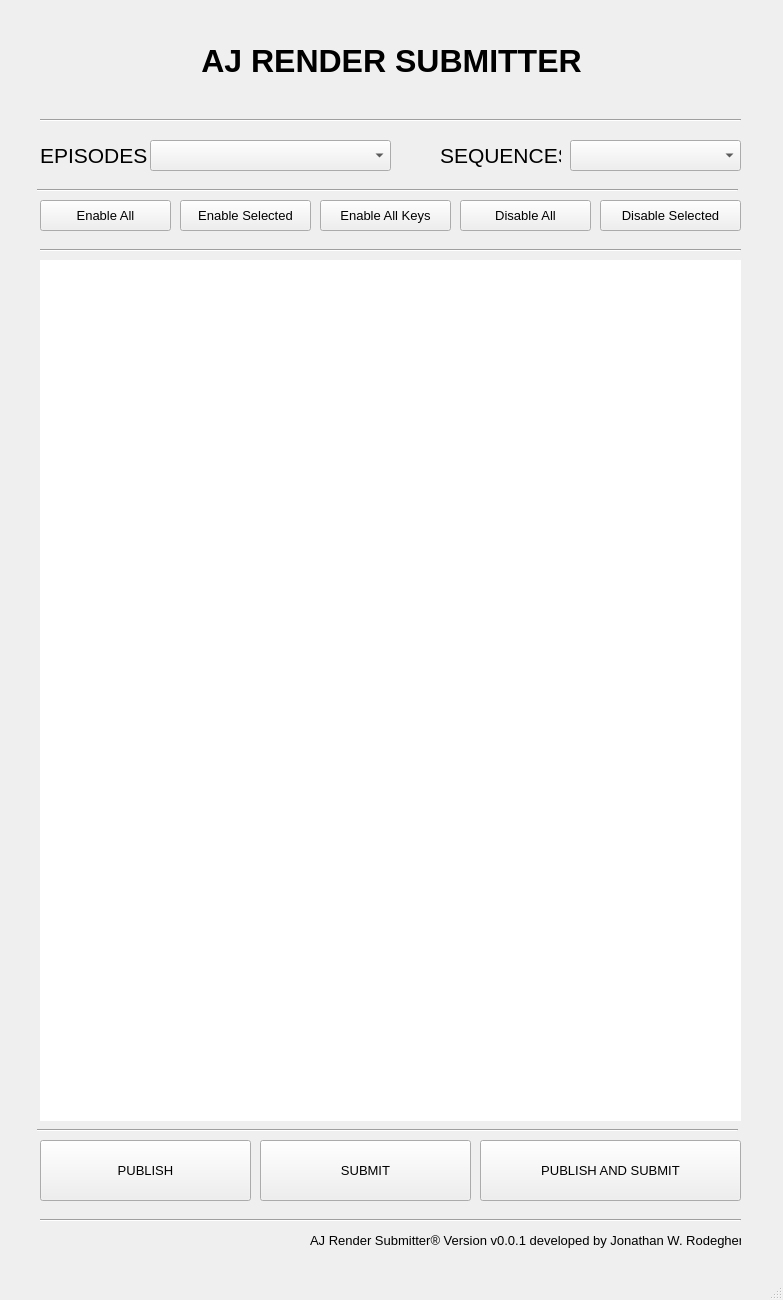
The window that rendersubmit_ui.ui (JonnhyRDG/rendersubmit) describes before a commit, drawn with Qt 5.
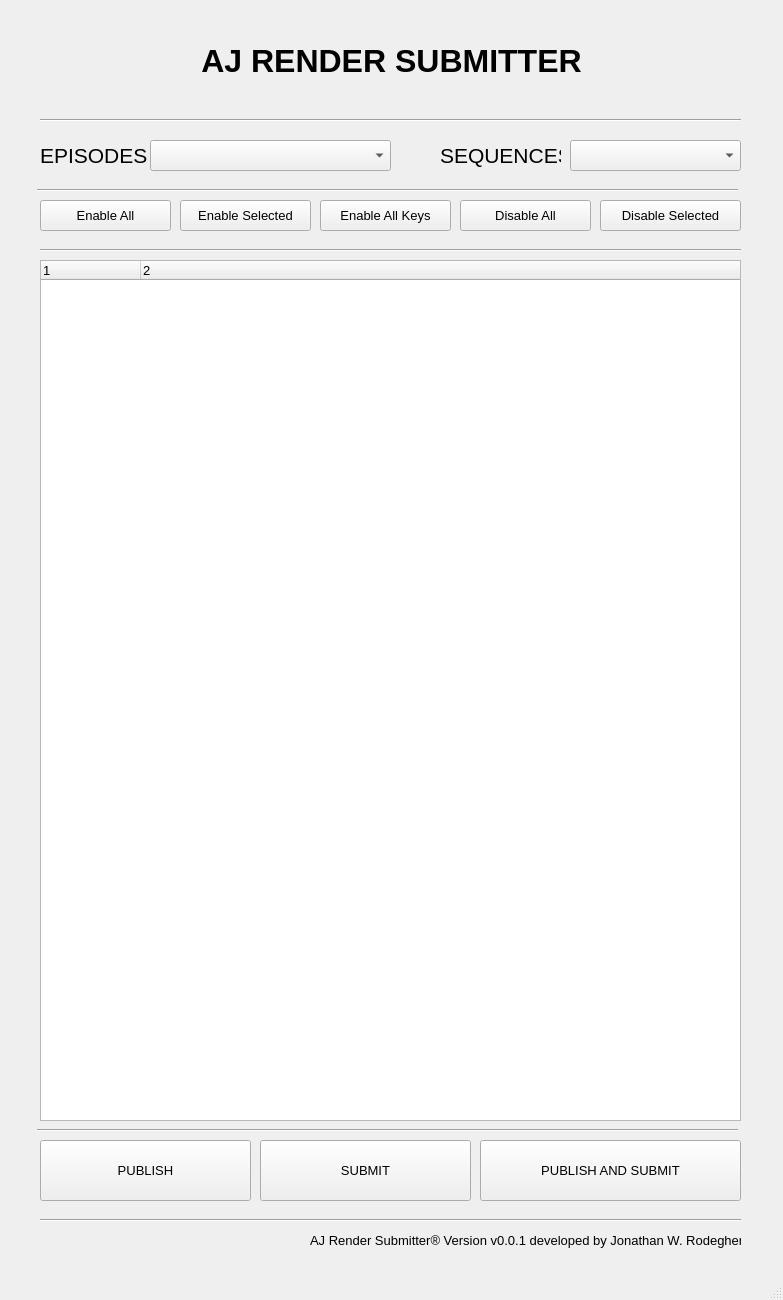
The same window after the commit. Icons and pictures are not drawn.

Commit message: changed table for qtree widget

Diff of the .ui file:
```diff
--- a/rendersubmit_ui.ui
+++ b/rendersubmit_ui.ui
@@ -44,45 +44,6 @@
      </font>
     </property>
    </widget>
-   <widget class="QTableWidget" name="shotlist_table">
-    <property name="geometry">
-     <rect>
-      <x>40</x>
-      <y>260</y>
-      <width>701</width>
-      <height>861</height>
-     </rect>
-    </property>
-    <property name="font">
-     <font>
-      <pointsize>14</pointsize>
-      <weight>50</weight>
-      <bold>false</bold>
-      <kerning>false</kerning>
-     </font>
-    </property>
-    <property name="layoutDirection">
-     <enum>Qt::LeftToRight</enum>
-    </property>
-    <property name="autoFillBackground">
-     <bool>false</bool>
-    </property>
-    <property name="frameShape">
-     <enum>QFrame::NoFrame</enum>
-    </property>
-    <property name="editTriggers">
-     <set>QAbstractItemView::NoEditTriggers</set>
-    </property>
-    <property name="showGrid">
-     <bool>false</bool>
-    </property>
-    <attribute name="horizontalHeaderVisible">
-     <bool>true</bool>
-    </attribute>
-    <attribute name="verticalHeaderVisible">
-     <bool>false</bool>
-    </attribute>
-   </widget>
    <widget class="QLabel" name="label">
     <property name="geometry">
      <rect>
@@ -408,6 +369,40 @@
      <enum>Qt::Horizontal</enum>
     </property>
    </widget>
+   <widget class="QTreeWidget" name="shotTree">
+    <property name="geometry">
+     <rect>
+      <x>40</x>
+      <y>260</y>
+      <width>701</width>
+      <height>861</height>
+     </rect>
+    </property>
+    <property name="font">
+     <font>
+      <pointsize>10</pointsize>
+     </font>
+    </property>
+    <property name="lineWidth">
+     <number>2</number>
+    </property>
+    <property name="autoExpandDelay">
+     <number>0</number>
+    </property>
+    <property name="columnCount">
+     <number>2</number>
+    </property>
+    <column>
+     <property name="text">
+      <string notr="true">1</string>
+     </property>
+    </column>
+    <column>
+     <property name="text">
+      <string notr="true">2</string>
+     </property>
+    </column>
+   </widget>
   </widget>
   <widget class="QStatusBar" name="statusbar"/>
  </widget>
```
Left out of the diff: 2 changed lines with no effect on the pictures. The commit also changes 1 other file.
